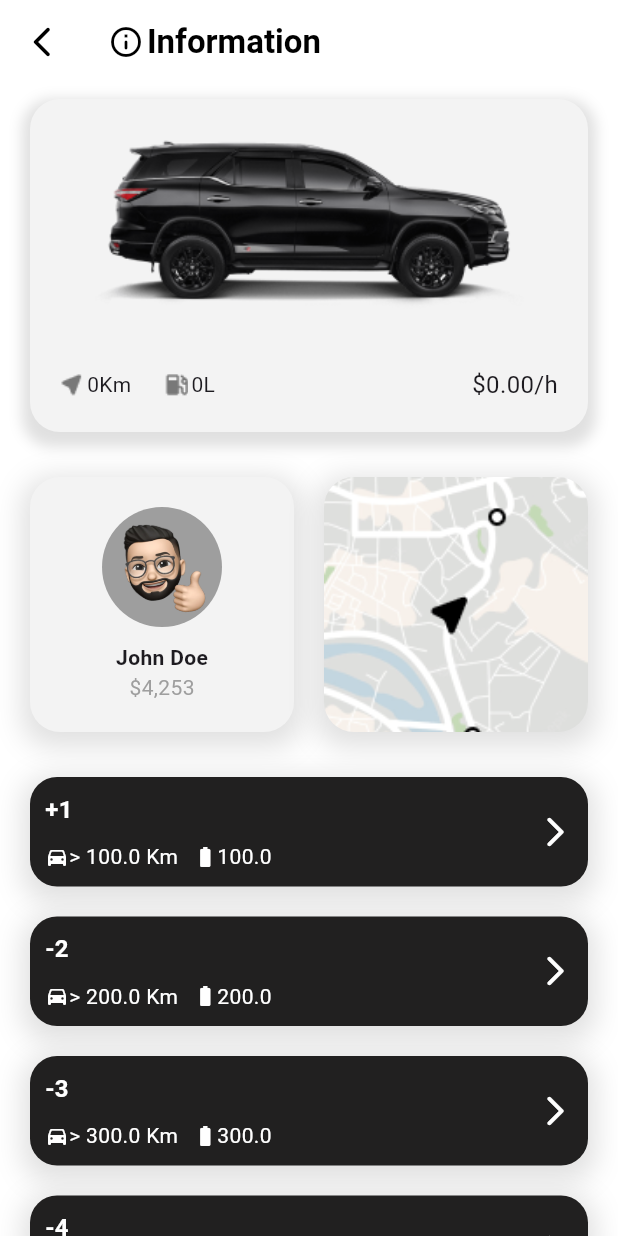
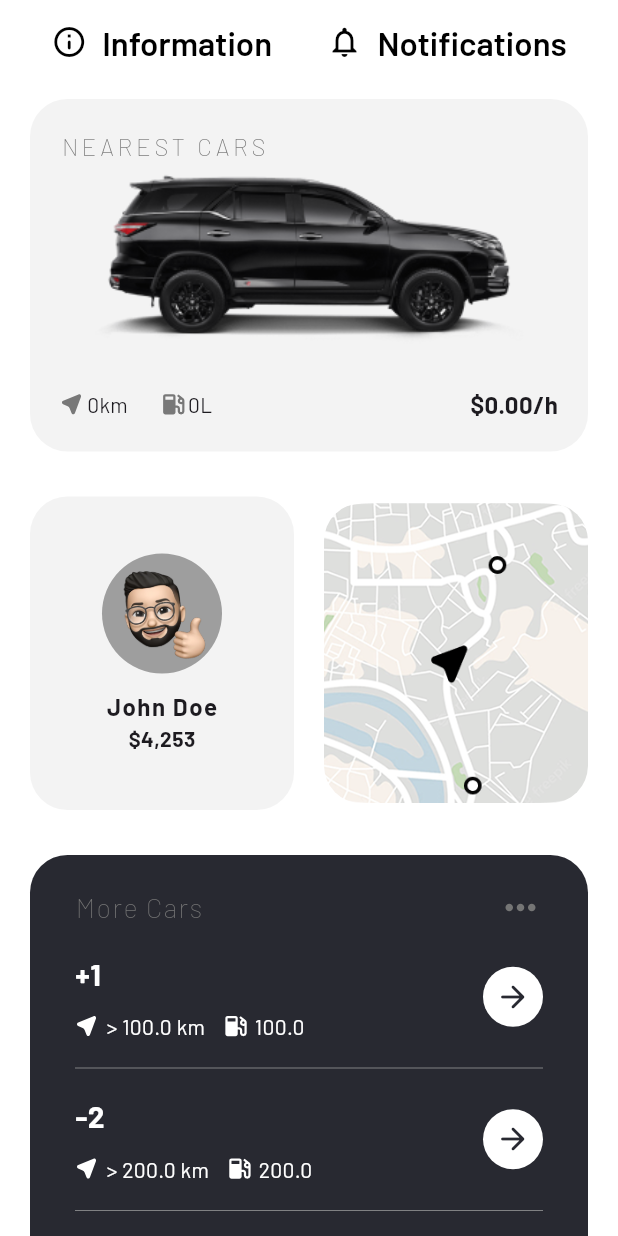
Before and after one commit to ahvvad/MotoRent, a Flutter app: the CarDetailsPage screen opened directly with empty values, on a phone screen of 412 x 824 dp. Run offline on Flutter 3.47's test engine with Material 3 defaults, Android fonts, the phone set to English and light mode, and no system bars; our stand-ins replace flutter_map, flutter_svg, google_fonts, latlong2; Roboto replaces fonts that are missing (Kanit).

Commit message:
Enhanced UI design for a better UX

```diff
--- a/lib/main.dart
+++ b/lib/main.dart
@@ -21,7 +21,7 @@ class MyApp extends StatelessWidget {
         appBarTheme: AppBarTheme(
           backgroundColor: Colors.white,
         ),
-        textTheme: GoogleFonts.kanitTextTheme(),
+        textTheme: GoogleFonts.barlowTextTheme(),
       ),
       title: 'MotoRent',
       home: const OnboardingPage(),
@@ -30,9 +30,5 @@ class MyApp extends StatelessWidget {
 }
 
 
-// ToDo: change the UI of the app
-// ToDo: change the font to => GoogleFonts.barlowTextTheme(),
-// ToDo: change the images to Awesome icons [ location-arrow / gas-pump / battery-three-quarters / arrow-back of the maps pages ]
-// ToDo: refactor the code
 // ToDo: animate the  maps
 // ToDo: add a Clean-Arc & BLoC pattern and Firebase database implementation
--- a/lib/presentation/pages/car_details_page.dart
+++ b/lib/presentation/pages/car_details_page.dart
@@ -2,7 +2,7 @@ import 'package:flutter/material.dart';
 import 'package:motorent/data/models/car.dart';
 import 'package:motorent/presentation/pages/maps_details_page.dart';
 import 'package:motorent/presentation/widgets/car_card.dart';
-import 'package:motorent/presentation/widgets/more_card.dart';
+import 'package:motorent/presentation/widgets/more_cars.dart';
 
 class CarDetailsPage extends StatelessWidget {
   const CarDetailsPage({super.key, required this.car});
@@ -12,22 +12,40 @@ class CarDetailsPage extends StatelessWidget {
   Widget build(BuildContext context) {
     return Scaffold(
       appBar: AppBar(
+        automaticallyImplyLeading: false,
         title: Row(
+          mainAxisAlignment: MainAxisAlignment.spaceAround,
+          children: [
+            Row(
               mainAxisAlignment: MainAxisAlignment.start,
               children: [
                 Icon(Icons.info_outline_rounded),
-            SizedBox(width: 2),
+                SizedBox(width: 10),
                 Text(
                   'Information',
                   style: TextStyle(fontWeight: FontWeight.w600),
                 ),
               ],
             ),
-        leading: IconButton(
-          onPressed: () {
-            Navigator.pop(context);
+            GestureDetector(
+              onTap: () {
+                // ToDo: Add Toast
               },
-          icon: Icon(Icons.arrow_back_ios_new_rounded),
+              child: SizedBox(
+                child: Row(
+                  mainAxisAlignment: MainAxisAlignment.start,
+                  children: [
+                    Icon(Icons.notifications_outlined),
+                    SizedBox(width: 10),
+                    Text(
+                      'Notifications',
+                      style: TextStyle(fontWeight: FontWeight.w600),
+                    ),
+                  ],
+                ),
+              ),
+            ),
+          ],
         ),
       ),
       body: Column(
@@ -47,19 +65,16 @@ class CarDetailsPage extends StatelessWidget {
               children: [
                 Expanded(
                   child: Container(
-                    padding: EdgeInsets.all(20),
+                    padding: EdgeInsets.symmetric(horizontal: 40, vertical: 38),
                     decoration: BoxDecoration(
                       color: Color(0xffF3F3F3),
-                      borderRadius: BorderRadius.circular(20),
-                      boxShadow: [
-                        BoxShadow(
-                          color: Colors.black12,
-                          spreadRadius: 5,
-                          blurRadius: 15,
-                          offset: Offset(0, 5),
+                      borderRadius: BorderRadius.circular(25),
                     ),
-                      ],
-                    ),
+                    child: GestureDetector(
+                      onTap: () {
+                        // ToDo: Add Toast
+                      },
+                      child: SizedBox(
                         child: Column(
                           children: [
                             CircleAvatar(
@@ -71,14 +86,20 @@ class CarDetailsPage extends StatelessWidget {
                             Text(
                               'John Doe',
                               style: TextStyle(
+                                letterSpacing: 1,
+                                fontSize: 16,
                                 fontWeight: FontWeight.bold,
                               ),
                             ),
                             Text(
                               '\$4,253',
-                          style: TextStyle(color: Colors.grey),
+                              style: TextStyle(
+                                fontWeight: FontWeight.bold,
+                              ),
                             ),
                           ],
+                        ),
+                      ),
                     ),
                   ),
                 ),
@@ -94,21 +115,13 @@ class CarDetailsPage extends StatelessWidget {
                       );
                     },
                     child: Container(
-                      height: 170,
+                      height: 200,
                       decoration: BoxDecoration(
-                        borderRadius: BorderRadius.circular(20),
+                        borderRadius: BorderRadius.circular(25),
                         image: DecorationImage(
                           image: AssetImage('assets/images/maps.png'),
                           fit: BoxFit.cover,
                         ),
-                        boxShadow: [
-                          BoxShadow(
-                            color: Colors.black12,
-                            spreadRadius: 5,
-                            blurRadius: 15,
-                            offset: Offset(0, 5),
-                          )
-                        ],
                       ),
                     ),
                   ),
@@ -119,8 +132,38 @@ class CarDetailsPage extends StatelessWidget {
           SizedBox(height: 20),
           Container(
             padding: EdgeInsets.symmetric(horizontal: 20.0, vertical: 10.0),
+            child: Container(
+              padding: EdgeInsets.all(20),
+              decoration: BoxDecoration(
+                color: Color(0xff282931),
+                borderRadius: BorderRadius.circular(25),
+              ),
               child: Column(
+                crossAxisAlignment: CrossAxisAlignment.start,
                 children: [
+                  Padding(
+                    padding: const EdgeInsets.symmetric(horizontal: 10.0),
+                    child: Row(
+                      mainAxisAlignment: MainAxisAlignment.spaceBetween,
+                      children: [
+                        Text(
+                          'More Cars',
+                          style: TextStyle(
+                            letterSpacing: 1,
+                            fontSize: 18,
+                            fontWeight: FontWeight.w200,
+                            color: Colors.grey[600],
+                          ),
+                        ),
+                        Icon(
+                          Icons.more_horiz_rounded,
+                          color: Colors.grey[600],
+                          size: 30,
+                        ),
+                      ],
+                    ),
+                  ),
+                  SizedBox(height: 5),
                   MoreCard(
                     car: Car(
                       model: '${car.model}+1',
@@ -129,7 +172,13 @@ class CarDetailsPage extends StatelessWidget {
                       pricePerHour: car.pricePerHour + 10,
                     ),
                   ),
-                SizedBox(height: 20),
+                  Padding(
+                    padding: const EdgeInsets.symmetric(horizontal: 10.0),
+                    child: Divider(
+                      color: Colors.grey,
+                      thickness: 0.5,
+                    ),
+                  ),
                   MoreCard(
                     car: Car(
                       model: '${car.model}-2',
@@ -138,7 +187,13 @@ class CarDetailsPage extends StatelessWidget {
                       pricePerHour: car.pricePerHour + 20,
                     ),
                   ),
-                SizedBox(height: 20),
+                  Padding(
+                    padding: const EdgeInsets.symmetric(horizontal: 10.0),
+                    child: Divider(
+                      color: Colors.grey,
+                      thickness: 0.5,
+                    ),
+                  ),
                   MoreCard(
                     car: Car(
                       model: '${car.model}-3',
@@ -147,16 +202,8 @@ class CarDetailsPage extends StatelessWidget {
                       pricePerHour: car.pricePerHour + 30,
                     ),
                   ),
-                SizedBox(height: 20),
-                MoreCard(
-                  car: Car(
-                    model: '${car.model}-4',
-                    distance: car.distance + 400,
-                    fuelCapacity: car.fuelCapacity + 400,
-                    pricePerHour: car.pricePerHour + 40,
+                ],
               ),
-                ),
-              ],
             ),
           ),
         ],
--- a/lib/presentation/widgets/car_card.dart
+++ b/lib/presentation/widgets/car_card.dart
@@ -1,4 +1,5 @@
 import 'package:flutter/material.dart';
+import 'package:flutter_svg/svg.dart';
 import 'package:motorent/data/models/car.dart';
 import 'package:motorent/presentation/pages/car_details_page.dart';
 
@@ -12,8 +13,21 @@ class CarCard extends StatelessWidget {
       onTap: () {
         Navigator.push(
           context,
-          MaterialPageRoute(
-            builder: (context) => CarDetailsPage(car: car),
+          PageRouteBuilder(
+            transitionDuration: Duration(milliseconds: 500),
+            pageBuilder: (context, animation, secondaryAnimation) =>
+                CarDetailsPage(car: car),
+            transitionsBuilder:
+                (context, animation, secondaryAnimation, child) {
+              var tween = Tween(begin: Offset(1.0, 0.0), end: Offset.zero)
+                  .chain(CurveTween(curve: Curves.easeInOut));
+              var offsetAnimation = animation.drive(tween);
+
+              return SlideTransition(
+                position: offsetAnimation,
+                child: child,
+              );
+            },
           ),
         );
       },
@@ -22,27 +36,34 @@ class CarCard extends StatelessWidget {
         padding: EdgeInsets.all(20),
         decoration: BoxDecoration(
           color: Color(0xffF3F3F3),
-          borderRadius: BorderRadius.circular(20),
-          boxShadow: [
-            BoxShadow(
-              color: Colors.black12,
-              spreadRadius: 5,
-              blurRadius: 7,
-              offset: Offset(0, 5),
-            ),
-          ],
+          borderRadius: BorderRadius.circular(25),
         ),
         child: Column(
           children: [
-            Image.asset(height: 120, 'assets/images/car_image.png'),
-            Text(
-              car.model,
-              style: TextStyle(
-                fontSize: 20,
-                fontWeight: FontWeight.bold,
+            Align(
+              alignment: Alignment.centerLeft,
+              child: Text(
+                'NEAREST CARS',
+                style: TextStyle(
+                  letterSpacing: 2.5,
+                  fontSize: 16,
+                  fontWeight: FontWeight.w200,
+                  color: Colors.grey[600],
+                ),
               ),
             ),
-            SizedBox(height: 10),
+            Image.asset(height: 120, 'assets/images/car_image.png'),
+            Align(
+              alignment: Alignment.centerLeft,
+              child: Text(
+                car.model,
+                style: TextStyle(
+                  fontSize: 20,
+                  fontWeight: FontWeight.bold,
+                ),
+              ),
+            ),
+            // SizedBox(height: 5),
             Row(
               mainAxisAlignment: MainAxisAlignment.spaceBetween,
               children: [
@@ -50,15 +71,15 @@ class CarCard extends StatelessWidget {
                   children: [
                     Row(
                       children: [
-                        Image.asset('assets/images/gps.png'),
+                        SvgPicture.asset('assets/images/gps.svg'),
                         SizedBox(width: 2),
-                        Text('${car.distance.toStringAsFixed(0)}Km')
+                        Text('${car.distance.toStringAsFixed(0)}km')
                       ],
                     ),
                     SizedBox(width: 20),
                     Row(
                       children: [
-                        Image.asset('assets/images/pump.png'),
+                        SvgPicture.asset('assets/images/pump.svg'),
                         SizedBox(width: 2),
                         Text('${car.fuelCapacity.toStringAsFixed(0)}L')
                       ],
@@ -67,7 +88,10 @@ class CarCard extends StatelessWidget {
                 ),
                 Text(
                   '\$${car.pricePerHour.toStringAsFixed(2)}/h',
-                  style: TextStyle(fontSize: 16),
+                  style: TextStyle(
+                    fontSize: 16,
+                    fontWeight: FontWeight.bold,
+                  ),
                 ),
               ],
             ),
--- a/lib/presentation/widgets/more_card.dart
+++ /dev/null
@@ -1,82 +0,0 @@
-import 'package:flutter/material.dart';
-import 'package:motorent/data/models/car.dart';
-
-class MoreCard extends StatelessWidget {
-  const MoreCard({super.key, required this.car});
-  final Car car;
-
-  @override
-  Widget build(BuildContext context) {
-    return Container(
-      padding: EdgeInsets.all(10),
-      decoration: BoxDecoration(
-        color: Color(0xff212020),
-        borderRadius: BorderRadius.circular(18),
-        boxShadow: [
-          BoxShadow(
-            color: Colors.black12,
-            spreadRadius: 5,
-            blurRadius: 15,
-            offset: Offset(0, 5),
-          ),
-        ],
-      ),
-      child: Row(
-        mainAxisAlignment: MainAxisAlignment.spaceBetween,
-        children: [
-          Column(
-            crossAxisAlignment: CrossAxisAlignment.start,
-            children: [
-              Text(
-                car.model,
-                style: const TextStyle(
-                  color: Colors.white,
-                  fontSize: 16,
-                  fontWeight: FontWeight.bold,
-                ),
-              ),
-              // ToDo: Check if this UI change affects the layout
-              SizedBox(height: 10),
-              Row(
-                children: [
-                  Icon(
-                    Icons.directions_car_rounded,
-                    color: Colors.white,
-                    size: 16,
-                  ),
-                  SizedBox(height: 5),
-                  Text(
-                    '> ${car.distance} Km',
-                    style: const TextStyle(
-                      color: Colors.white,
-                      fontSize: 14,
-                    ),
-                  ),
-                  SizedBox(width: 10),
-                  Icon(
-                    Icons.battery_full,
-                    color: Colors.white,
-                    size: 16.0,
-                  ),
-                  SizedBox(height: 5),
-                  Text(
-                    car.fuelCapacity.toString(),
-                    style: const TextStyle(
-                      color: Colors.white,
-                      fontSize: 14,
-                    ),
-                  ),
-                ],
-              )
-            ],
-          ),
-          Icon(
-            Icons.arrow_forward_ios_rounded,
-            color: Colors.white,
-            size: 24.0,
-          )
-        ],
-      ),
-    );
-  }
-}
--- /dev/null
+++ b/lib/presentation/widgets/more_cars.dart
@@ -0,0 +1,110 @@
+import 'package:flutter/material.dart';
+import 'package:flutter_svg/svg.dart';
+import 'package:motorent/data/models/car.dart';
+import 'package:motorent/presentation/pages/car_list_screen.dart';
+
+class MoreCard extends StatelessWidget {
+  const MoreCard({super.key, required this.car});
+  final Car car;
+
+  @override
+  Widget build(BuildContext context) {
+    return Container(
+      padding: EdgeInsets.all(10),
+      decoration: BoxDecoration(
+        color: Color(0xff282931),
+        borderRadius: BorderRadius.circular(18),
+      ),
+      child: Row(
+        mainAxisAlignment: MainAxisAlignment.spaceBetween,
+        children: [
+          Column(
+            crossAxisAlignment: CrossAxisAlignment.start,
+            children: [
+              Text(
+                car.model,
+                style: const TextStyle(
+                  color: Colors.white,
+                  fontSize: 20,
+                  fontWeight: FontWeight.bold,
+                ),
+              ),
+              SizedBox(height: 10),
+              Row(
+                children: [
+                  SvgPicture.asset(
+                    'assets/images/gps.svg',
+                    colorFilter: ColorFilter.mode(
+                      Colors.white,
+                      BlendMode.srcIn,
+                    ),
+                  ),
+                  SizedBox(width: 5),
+                  Text(
+                    '> ${car.distance} km',
+                    style: const TextStyle(
+                      color: Colors.white,
+                      fontSize: 14,
+                    ),
+                  ),
+                  SizedBox(width: 10),
+                  SvgPicture.asset(
+                    'assets/images/pump.svg',
+                    colorFilter: ColorFilter.mode(
+                      Colors.white,
+                      BlendMode.srcIn,
+                    ),
+                  ),
+                  SizedBox(width: 5),
+                  Text(
+                    car.fuelCapacity.toString(),
+                    style: const TextStyle(
+                      color: Colors.white,
+                      fontSize: 14,
+                    ),
+                  ),
+                ],
+              ),
+            ],
+          ),
+          Container(
+            width: 40,
+            height: 40,
+            decoration: BoxDecoration(
+              color: Colors.white,
+              borderRadius: BorderRadius.circular(50),
+            ),
+            child: IconButton(
+              onPressed: () {
+                Navigator.of(context).push(
+                  PageRouteBuilder(
+                    transitionDuration: Duration(milliseconds: 500),
+                    pageBuilder: (context, animation, secondaryAnimation) =>
+                        CarListScreen(),
+                    transitionsBuilder:
+                        (context, animation, secondaryAnimation, child) {
+                      var tween =
+                          Tween(begin: Offset(1.0, 0.0), end: Offset.zero)
+                              .chain(CurveTween(curve: Curves.easeInOut));
+                      var offsetAnimation = animation.drive(tween);
+
+                      return SlideTransition(
+                        position: offsetAnimation,
+                        child: child,
+                      );
+                    },
+                  ),
+                );
+              },
+              icon: Icon(
+                Icons.arrow_forward_rounded,
+                color: Color(0xff282931),
+                size: 24.0,
+              ),
+            ),
+          )
+        ],
+      ),
+    );
+  }
+}
--- a/pubspec.yaml
+++ b/pubspec.yaml
@@ -23,6 +23,7 @@ dependencies:
   flutter_launcher_icons: ^0.14.3
   flutter_lints: ^5.0.0
   google_fonts: ^6.2.1
+  flutter_svg: ^2.0.17
 
 dev_dependencies:
   flutter_test:
```
Also changed, not shown: lib/presentation/pages/car_list_screen.dart (+1 -6 lines), lib/presentation/pages/maps_details_page.dart (+65 -27 lines), lib/presentation/pages/onboarding_page.dart (+32 -11 lines), assets/images/gps.png (deleted), assets/images/gps.svg (added), assets/images/maps.png, assets/images/pump.png (deleted), assets/images/pump.svg (added), assets/images/white_car.png, pubspec.lock. Lines whose indentation alone changed are shown as unchanged.
